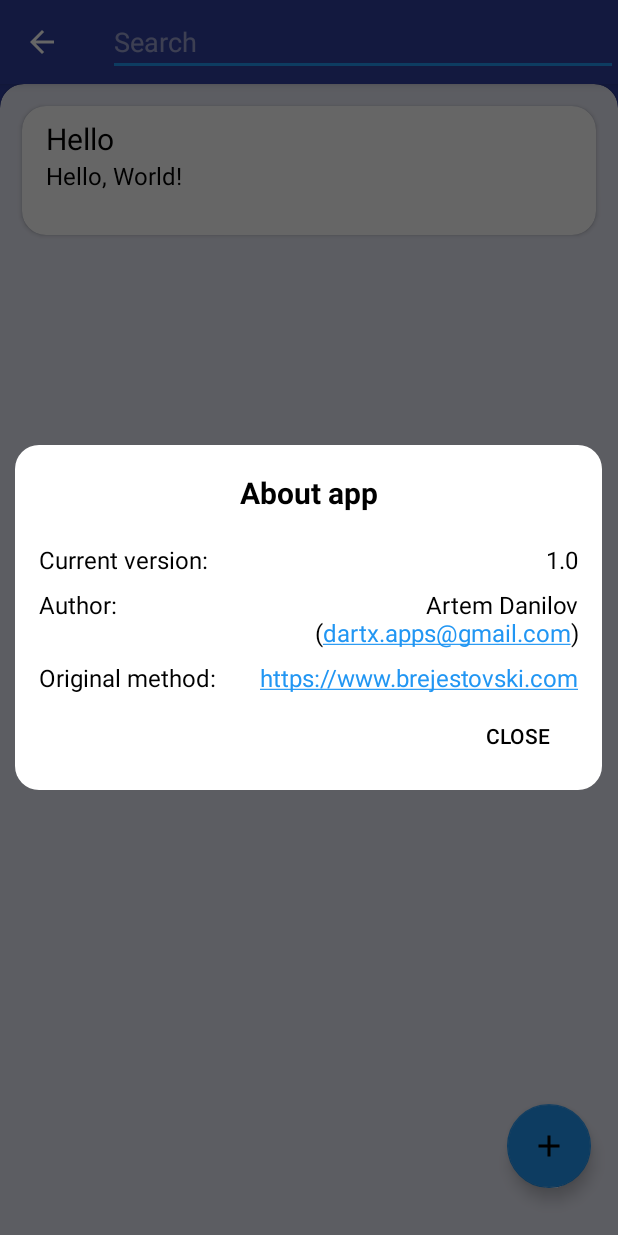
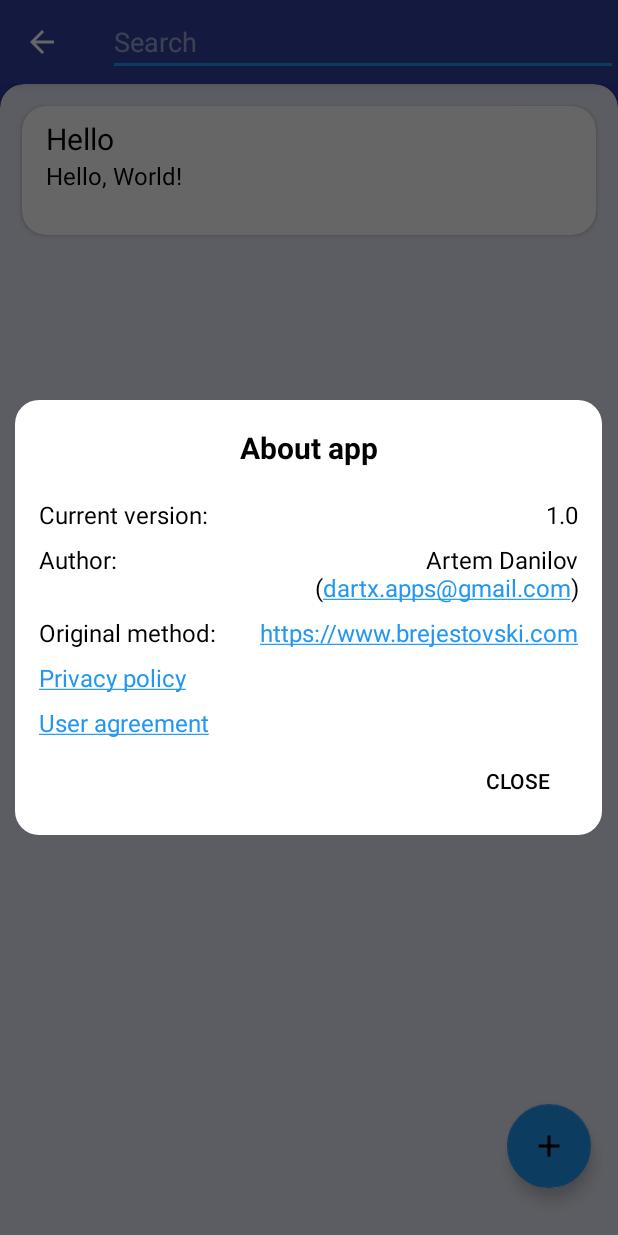
Before and after one commit to D-ArtGit/Linguatheka, an Android app: the MainActivity screen opened directly, with no data from a screen before it, in the side drawer, after a tap on "About app", on a phone screen of 412 x 824 dp. Run offline under Robolectric (Android 15) with nearby library versions, the phone set to English and light mode, and no system bars; our stand-ins replace Room's generated code.

Commit message:
9 - Notifications without finished examples, User agreement and Privacy Policy

```diff
--- a/app/src/main/AndroidManifest.xml
+++ b/app/src/main/AndroidManifest.xml
@@ -28,7 +28,7 @@
             android:taskAffinity=""
             android:theme="@style/Theme.WordCardsDialogBlue" />
         <activity
-            android:name="ru.dartx.linguatheka.activities.HowToUseActivity"
+            android:name="ru.dartx.linguatheka.activities.LargeTextActivity"
             android:excludeFromRecents="true"
             android:exported="false"
             android:label="@string/how_to_use"
--- a/app/src/main/java/ru/dartx/linguatheka/activities/CardActivity.kt
+++ b/app/src/main/java/ru/dartx/linguatheka/activities/CardActivity.kt
@@ -7,7 +7,6 @@ import android.content.SharedPreferences
 import android.os.Build
 import android.os.Bundle
 import android.text.Spanned
-import android.util.Log
 import android.view.Menu
 import android.view.MenuItem
 import android.view.View
@@ -113,7 +112,6 @@ class CardActivity : AppCompatActivity(), CoroutineScope by MainScope() {
         }
         if (card != null) {
             with(NotificationManagerCompat.from(applicationContext)) { cancel(card!!.id!!) }
-            println("GetCard: ${card!!.id}")
             binding.apply {
                 index = langArray[0].indexOf(card!!.lang)
                 if (index < 0) index = langArray[0].indexOf(defLang)
@@ -190,11 +188,9 @@ class CardActivity : AppCompatActivity(), CoroutineScope by MainScope() {
                 }
                 CoroutineScope(Dispatchers.Main).launch {
                     val duplicatesList = withContext(Dispatchers.IO) {
-                        Log.d("DArtX", "Find: $it in card $cardId")
                         mainViewModel.findDuplicates(it.toString(), cardId)
                     }
                     withContext(Dispatchers.Main) {
-                        Log.d("DArtX", "Found: $duplicatesList")
                         if (duplicatesList.isNotEmpty()) isDuplicate = true
                     }
                 }
--- a/app/src/main/java/ru/dartx/linguatheka/activities/MainActivity.kt
+++ b/app/src/main/java/ru/dartx/linguatheka/activities/MainActivity.kt
@@ -162,7 +162,7 @@ class MainActivity : AppCompatActivity(), CoroutineScope by MainScope(), CardAda
                 R.id.faq -> startActivity(
                     Intent(
                         this@MainActivity,
-                        HowToUseActivity::class.java
+                        LargeTextActivity::class.java
                     )
                 )
                 R.id.donate -> {
@@ -322,7 +322,7 @@ class MainActivity : AppCompatActivity(), CoroutineScope by MainScope(), CardAda
             startActivity(
                 Intent(
                     this@MainActivity,
-                    HowToUseActivity::class.java
+                    LargeTextActivity::class.java
                 )
             )
         }
--- a/app/src/main/java/ru/dartx/linguatheka/db/Dao.kt
+++ b/app/src/main/java/ru/dartx/linguatheka/db/Dao.kt
@@ -21,7 +21,7 @@ interface Dao {
     suspend fun findDuplicates(cond: String, card_id: Int): List<Card>
 
     @Query("SELECT * FROM example WHERE card_id IS :card_id ORDER BY finished, id ASC")
-    suspend fun findExamplesByCardId(card_id: Int): List<Example>
+    fun findExamplesByCardId(card_id: Int): List<Example>
 
     @Query(
         "SELECT * FROM cards WHERE remindTime <= :cond " +
--- a/app/src/main/java/ru/dartx/linguatheka/db/MainViewModel.kt
+++ b/app/src/main/java/ru/dartx/linguatheka/db/MainViewModel.kt
@@ -13,7 +13,7 @@ class MainViewModel(dataBase: MainDataBase) : ViewModel() {
     fun searchCard(cond: String) =
         viewModelScope.launch { foundCards.postValue(dao.searchCards(cond)) }
 
-    suspend fun findExampleByCardId(card_id: Int): List<Example> =
+    fun findExampleByCardId(card_id: Int): List<Example> =
         dao.findExamplesByCardId(card_id)
 
     suspend fun findDuplicates(cond: String, card_id: Int): List<Card> = dao.findDuplicates(cond, card_id)
--- a/app/src/main/java/ru/dartx/linguatheka/dialogs/AboutAppDialog.kt
+++ b/app/src/main/java/ru/dartx/linguatheka/dialogs/AboutAppDialog.kt
@@ -1,10 +1,15 @@
 package ru.dartx.linguatheka.dialogs
 
 import android.content.Context
+import android.content.Intent
 import android.graphics.Color
 import android.graphics.drawable.ColorDrawable
+import android.text.SpannableString
+import android.text.Spanned
+import android.text.style.URLSpan
 import android.view.LayoutInflater
 import androidx.appcompat.app.AlertDialog
+import ru.dartx.linguatheka.activities.LargeTextActivity
 import ru.dartx.linguatheka.databinding.AboutAppDialogBinding
 
 object AboutAppDialog {
@@ -15,10 +20,25 @@ object AboutAppDialog {
         builder.setView(binding.root)
         binding.apply {
             tvVersion.text = message
+            var spannable = SpannableString(tvPrivacy.text)
+            spannable.setSpan(URLSpan(""), 0, spannable.length, Spanned.SPAN_EXCLUSIVE_EXCLUSIVE)
+            tvPrivacy.text = spannable
+            spannable = SpannableString(tvAgreement.text)
+            spannable.setSpan(URLSpan(""), 0, spannable.length, Spanned.SPAN_EXCLUSIVE_EXCLUSIVE)
+            tvAgreement.text = spannable
             btClose.setOnClickListener {
                 dialog?.dismiss()
             }
-
+            tvPrivacy.setOnClickListener {
+                val i = Intent(context, LargeTextActivity::class.java)
+                i.putExtra(LargeTextActivity.LARGE_TEXT_TYPE, LargeTextActivity.PRIVACY)
+                context.startActivity(i)
+            }
+            tvAgreement.setOnClickListener {
+                val i = Intent(context, LargeTextActivity::class.java)
+                i.putExtra(LargeTextActivity.LARGE_TEXT_TYPE, LargeTextActivity.AGREEMENT)
+                context.startActivity(i)
+            }
         }
         dialog = builder.create()
         dialog.window?.setBackgroundDrawable(ColorDrawable(Color.TRANSPARENT))
--- a/app/src/main/res/layout/about_app_dialog.xml
+++ b/app/src/main/res/layout/about_app_dialog.xml
@@ -107,6 +107,24 @@
                 android:textSize="16sp" />
         </LinearLayout>
 
+        <TextView
+            android:id="@+id/tvPrivacy"
+            android:layout_width="wrap_content"
+            android:layout_height="wrap_content"
+            android:layout_margin="4dp"
+            android:text="@string/privacy"
+            android:textColor="?attr/mainText"
+            android:textSize="16sp" />
+
+        <TextView
+            android:id="@+id/tvAgreement"
+            android:layout_width="wrap_content"
+            android:layout_height="wrap_content"
+            android:layout_margin="4dp"
+            android:text="@string/agreement"
+            android:textColor="?attr/mainText"
+            android:textSize="16sp" />
+
     </LinearLayout>
 
     <Button
--- a/app/src/main/res/values/strings.xml
+++ b/app/src/main/res/values/strings.xml
@@ -73,6 +73,8 @@
     <string name="author_contacts">Artem Danilov\n(dartx.apps@gmail.com)</string>
     <string name="method">Original method:</string>
     <string name="link" translatable="false">https://www.brejestovski.com</string>
+    <string name="privacy">Privacy policy</string>
+    <string name="agreement">User agreement</string>
 
     <!-- Preference Titles -->
     <string name="theme_settings_header">Themes</string>
```
Also changed, not shown: app/src/main/java/ru/dartx/linguatheka/activities/HowToUseActivity.kt (deleted, +0 -54 lines), app/src/main/java/ru/dartx/linguatheka/activities/LargeTextActivity.kt (added, +128 -0 lines), app/src/main/java/ru/dartx/linguatheka/workers/NotificationsWorker.kt (+16 -3 lines), app/src/main/res/layout/activity_large_text.xml (renamed from app/src/main/res/layout/activity_how_to_use.xml, +7 -6 lines), app/src/main/res/raw-ru/agreement.txt (added, +31 -0 lines), app/src/main/res/raw-ru/privacy.txt (added, +49 -0 lines), app/src/main/res/raw/agreement.txt (added, +31 -0 lines), app/src/main/res/raw/privacy.txt (added, +49 -0 lines), 1 other file.
